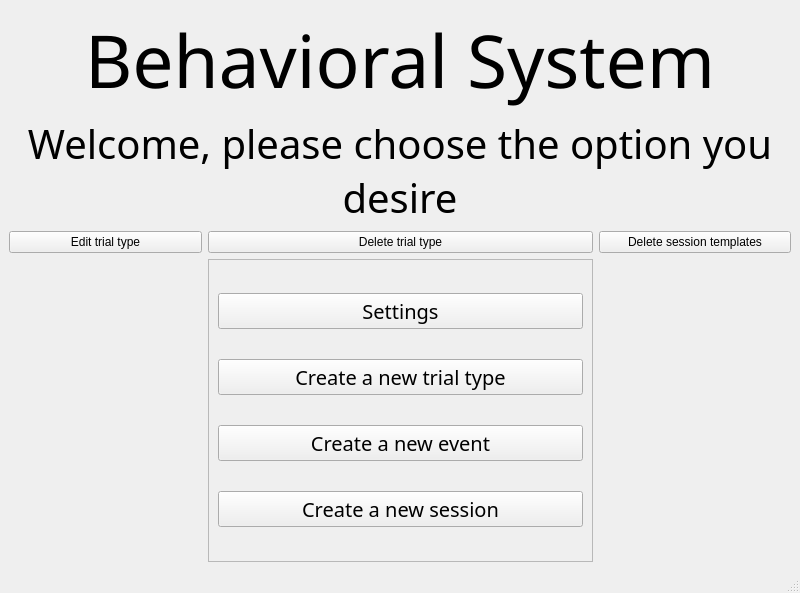
This is UI/system_main_plus.ui in KehatSudri/Behavior_System2.0 as Qt 5 draws it before an edit. The edited form follows.
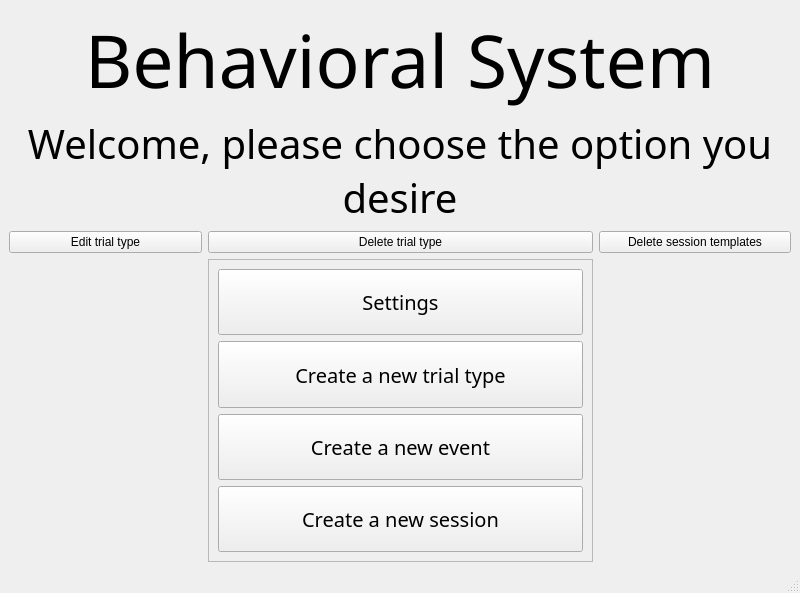
This is the edited form.

The edit to the form file:
```diff
--- a/UI/system_main_plus.ui
+++ b/UI/system_main_plus.ui
@@ -33,13 +33,19 @@
           <rect>
            <x>0</x>
            <y>0</y>
-           <width>366</width>
-           <height>326</height>
+           <width>382</width>
+           <height>296</height>
           </rect>
          </property>
          <layout class="QVBoxLayout" name="verticalLayout">
           <item>
            <widget class="QPushButton" name="settings_pushButton">
+            <property name="sizePolicy">
+             <sizepolicy hsizetype="Expanding" vsizetype="Expanding">
+              <horstretch>0</horstretch>
+              <verstretch>0</verstretch>
+             </sizepolicy>
+            </property>
             <property name="text">
              <string>Settings</string>
             </property>
@@ -47,6 +53,12 @@
           </item>
           <item>
            <widget class="QPushButton" name="create_trial_type_pushButton">
+            <property name="sizePolicy">
+             <sizepolicy hsizetype="Expanding" vsizetype="Expanding">
+              <horstretch>0</horstretch>
+              <verstretch>0</verstretch>
+             </sizepolicy>
+            </property>
             <property name="text">
              <string>Create a new trial type</string>
             </property>
@@ -54,6 +66,12 @@
           </item>
           <item>
            <widget class="QPushButton" name="create_event_pushButton">
+            <property name="sizePolicy">
+             <sizepolicy hsizetype="Expanding" vsizetype="Expanding">
+              <horstretch>0</horstretch>
+              <verstretch>0</verstretch>
+             </sizepolicy>
+            </property>
             <property name="text">
              <string>Create a new event</string>
             </property>
@@ -61,6 +79,12 @@
           </item>
           <item>
            <widget class="QPushButton" name="create_session_btn">
+            <property name="sizePolicy">
+             <sizepolicy hsizetype="Expanding" vsizetype="Expanding">
+              <horstretch>0</horstretch>
+              <verstretch>0</verstretch>
+             </sizepolicy>
+            </property>
             <property name="text">
              <string>Create a new session</string>
             </property>
```
